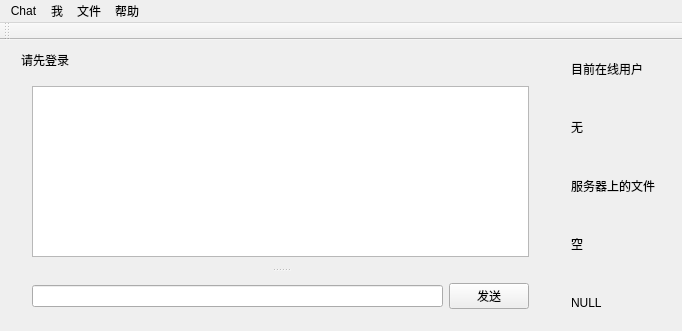
Old version of the form mainwindow.ui in the repository ZHZXOJ/Chat-user.
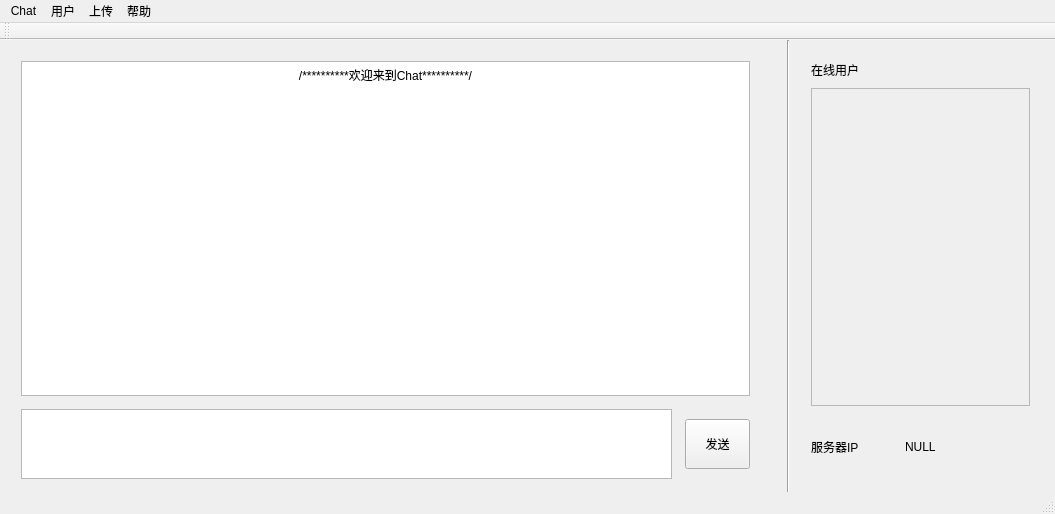
New version of the form.

Diff of the .ui file:
```diff
--- a/mainwindow.ui
+++ b/mainwindow.ui
@@ -6,113 +6,183 @@
    <rect>
     <x>0</x>
     <y>0</y>
-    <width>682</width>
-    <height>331</height>
+    <width>1055</width>
+    <height>514</height>
    </rect>
   </property>
   <property name="windowTitle">
    <string>MainWindow</string>
   </property>
   <widget class="QWidget" name="centralWidget">
-   <widget class="QWidget" name="layoutWidget">
+   <widget class="Line" name="line">
     <property name="geometry">
      <rect>
-      <x>560</x>
+      <x>780</x>
       <y>0</y>
-      <width>121</width>
-      <height>291</height>
+      <width>16</width>
+      <height>501</height>
      </rect>
     </property>
-    <layout class="QVBoxLayout" name="verticalLayout_3" stretch="1,2,1,2,1">
-     <item>
-      <widget class="QLabel" name="label_3">
-       <property name="text">
-        <string>目前在线用户</string>
-       </property>
-      </widget>
-     </item>
-     <item>
-      <widget class="QLabel" name="label_4">
-       <property name="text">
-        <string>无</string>
-       </property>
-      </widget>
-     </item>
-     <item>
-      <widget class="QLabel" name="label_5">
-       <property name="text">
-        <string>服务器上的文件</string>
-       </property>
-      </widget>
-     </item>
-     <item>
-      <widget class="QLabel" name="label_6">
-       <property name="text">
-        <string>空</string>
-       </property>
-      </widget>
-     </item>
-     <item>
-      <widget class="QLabel" name="label">
-       <property name="text">
-        <string>NULL</string>
-       </property>
-      </widget>
-     </item>
-    </layout>
+    <property name="orientation">
+     <enum>Qt::Vertical</enum>
+    </property>
    </widget>
-   <widget class="QWidget" name="layoutWidget">
+   <widget class="QWidget" name="">
     <property name="geometry">
      <rect>
       <x>10</x>
-      <y>0</y>
-      <width>541</width>
-      <height>291</height>
+      <y>10</y>
+      <width>751</width>
+      <height>440</height>
      </rect>
     </property>
-    <layout class="QVBoxLayout" name="verticalLayout_2">
+    <layout class="QVBoxLayout" name="verticalLayout" stretch="50,1,5">
      <item>
-      <widget class="QLabel" name="label_7">
+      <widget class="QTextEdit" name="textEdit">
+       <property name="html">
+        <string>&lt;!DOCTYPE HTML PUBLIC &quot;-//W3C//DTD HTML 4.0//EN&quot; &quot;http://www.w3.org/TR/REC-html40/strict.dtd&quot;&gt;
+&lt;html&gt;&lt;head&gt;&lt;meta name=&quot;qrichtext&quot; content=&quot;1&quot; /&gt;&lt;style type=&quot;text/css&quot;&gt;
+p, li { white-space: pre-wrap; }
+&lt;/style&gt;&lt;/head&gt;&lt;body style=&quot; font-family:'SimSun'; font-size:9pt; font-weight:400; font-style:normal;&quot;&gt;
+&lt;p align=&quot;center&quot; style=&quot; margin-top:0px; margin-bottom:0px; margin-left:0px; margin-right:0px; -qt-block-indent:0; text-indent:0px;&quot;&gt;/**********欢迎来到Chat**********/&lt;/p&gt;&lt;/body&gt;&lt;/html&gt;</string>
+       </property>
+      </widget>
+     </item>
+     <item>
+      <spacer name="verticalSpacer">
+       <property name="orientation">
+        <enum>Qt::Vertical</enum>
+       </property>
+       <property name="sizeHint" stdset="0">
+        <size>
+         <width>20</width>
+         <height>40</height>
+        </size>
+       </property>
+      </spacer>
+     </item>
+     <item>
+      <layout class="QHBoxLayout" name="horizontalLayout" stretch="100,1,10">
+       <item>
+        <widget class="QTextEdit" name="textEdit_2"/>
+       </item>
+       <item>
+        <spacer name="horizontalSpacer">
+         <property name="orientation">
+          <enum>Qt::Horizontal</enum>
+         </property>
+         <property name="sizeHint" stdset="0">
+          <size>
+           <width>40</width>
+           <height>20</height>
+          </size>
+         </property>
+        </spacer>
+       </item>
+       <item>
+        <widget class="QPushButton" name="pushButton">
+         <property name="minimumSize">
+          <size>
+           <width>30</width>
+           <height>50</height>
+          </size>
+         </property>
+         <property name="text">
+          <string>发送</string>
+         </property>
+         <property name="shortcut">
+          <string>Return</string>
+         </property>
+        </widget>
+       </item>
+      </layout>
+     </item>
+    </layout>
+   </widget>
+   <widget class="QWidget" name="">
+    <property name="geometry">
+     <rect>
+      <x>800</x>
+      <y>10</y>
+      <width>241</width>
+      <height>440</height>
+     </rect>
+    </property>
+    <layout class="QVBoxLayout" name="verticalLayout_2" stretch="5,1,100,1,20">
+     <item>
+      <widget class="QLabel" name="label">
        <property name="text">
-        <string>请先登录</string>
+        <string>在线用户</string>
        </property>
       </widget>
      </item>
      <item>
-      <widget class="QSplitter" name="splitter">
+      <spacer name="verticalSpacer_2">
        <property name="orientation">
         <enum>Qt::Vertical</enum>
        </property>
-       <widget class="QWidget" name="layoutWidget">
-        <layout class="QVBoxLayout" name="verticalLayout" stretch="0">
-         <item>
-          <widget class="QTextEdit" name="textEdit">
-           <property name="enabled">
-            <bool>true</bool>
-           </property>
-           <property name="styleSheet">
-            <string notr="true">font: 10pt &quot;黑体&quot;;</string>
-           </property>
-          </widget>
-         </item>
-        </layout>
-       </widget>
-       <widget class="QWidget" name="layoutWidget">
-        <layout class="QHBoxLayout" name="horizontalLayout">
-         <item>
-          <widget class="QLineEdit" name="lineEdit"/>
-         </item>
-         <item>
-          <widget class="QPushButton" name="pushButton">
-           <property name="text">
-            <string>发送</string>
-           </property>
-          </widget>
-         </item>
-        </layout>
-       </widget>
+       <property name="sizeHint" stdset="0">
+        <size>
+         <width>20</width>
+         <height>40</height>
+        </size>
+       </property>
+      </spacer>
+     </item>
+     <item>
+      <widget class="QTextEdit" name="textEdit_3">
+       <property name="enabled">
+        <bool>false</bool>
+       </property>
+       <property name="mouseTracking">
+        <bool>false</bool>
+       </property>
       </widget>
      </item>
+     <item>
+      <spacer name="verticalSpacer_3">
+       <property name="orientation">
+        <enum>Qt::Vertical</enum>
+       </property>
+       <property name="sizeHint" stdset="0">
+        <size>
+         <width>20</width>
+         <height>40</height>
+        </size>
+       </property>
+      </spacer>
+     </item>
+     <item>
+      <layout class="QHBoxLayout" name="horizontalLayout_2" stretch="10,0,100">
+       <item>
+        <widget class="QLabel" name="label_2">
+         <property name="text">
+          <string>服务器IP</string>
+         </property>
+        </widget>
+       </item>
+       <item>
+        <spacer name="horizontalSpacer_2">
+         <property name="orientation">
+          <enum>Qt::Horizontal</enum>
+         </property>
+         <property name="sizeHint" stdset="0">
+          <size>
+           <width>40</width>
+           <height>20</height>
+          </size>
+         </property>
+        </spacer>
+       </item>
+       <item>
+        <widget class="QLabel" name="label_3">
+         <property name="text">
+          <string>NULL</string>
+         </property>
+        </widget>
+       </item>
+      </layout>
+     </item>
     </layout>
    </widget>
   </widget>
@@ -121,7 +191,7 @@
     <rect>
      <x>0</x>
      <y>0</y>
-     <width>682</width>
+     <width>1055</width>
      <height>23</height>
     </rect>
    </property>
@@ -140,17 +210,17 @@
     <addaction name="actionconnecting"/>
     <addaction name="actionExit"/>
    </widget>
-   <widget class="QMenu" name="menuMy">
+   <widget class="QMenu" name="menuI">
     <property name="title">
-     <string>我</string>
+     <string>用户</string>
     </property>
     <addaction name="actionSign_in"/>
     <addaction name="actionSign_out"/>
     <addaction name="actionsetting"/>
    </widget>
-   <widget class="QMenu" name="menuFiles">
+   <widget class="QMenu" name="menuUpload">
     <property name="title">
-     <string>文件</string>
+     <string>上传</string>
     </property>
     <widget class="QMenu" name="menuChat_Record">
      <property name="title">
@@ -184,8 +254,8 @@
     <addaction name="actionProject_address"/>
    </widget>
    <addaction name="menuChat"/>
-   <addaction name="menuMy"/>
-   <addaction name="menuFiles"/>
+   <addaction name="menuI"/>
+   <addaction name="menuUpload"/>
    <addaction name="menuHelp"/>
   </widget>
   <widget class="QToolBar" name="mainToolBar">
@@ -196,35 +266,7 @@
     <bool>false</bool>
    </attribute>
   </widget>
-  <action name="actionUpdate">
-   <property name="text">
-    <string>更新列表</string>
-   </property>
-   <property name="toolTip">
-    <string>更新列表</string>
-   </property>
-  </action>
-  <action name="actionSign_in">
-   <property name="text">
-    <string>登录</string>
-   </property>
-   <property name="shortcut">
-    <string>Ctrl+I</string>
-   </property>
-  </action>
-  <action name="actionSign_out">
-   <property name="text">
-    <string>登出</string>
-   </property>
-   <property name="shortcut">
-    <string>Ctrl+O</string>
-   </property>
-  </action>
-  <action name="actionViolet956_Copyright_All_Rights_Reserved">
-   <property name="text">
-    <string>Violet956设计开发</string>
-   </property>
-  </action>
+  <widget class="QStatusBar" name="statusBar"/>
   <action name="actionExit">
    <property name="checkable">
     <bool>false</bool>
```
Left out of the diff: 110 changed lines with no effect on the pictures.
